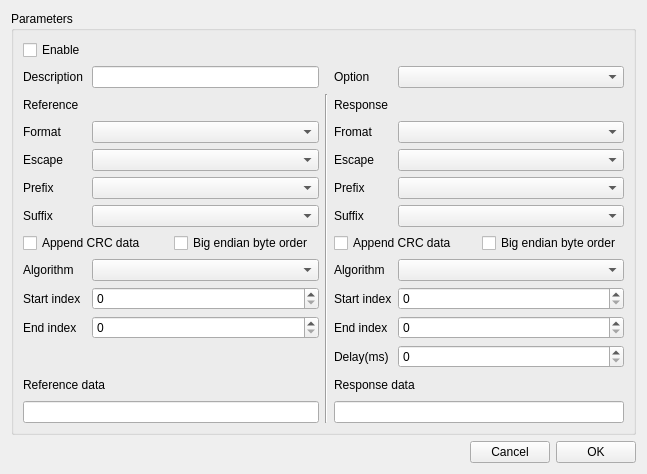
Qt form Source/Tools/ToolsUI/xToolsResponserToolUiEditor.ui (x-tools-author/x-tools) before a commit.
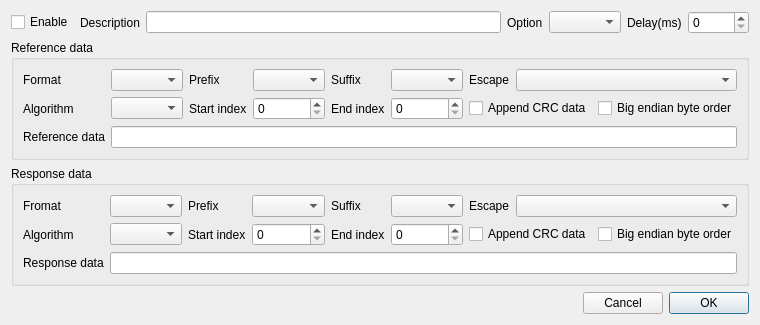
The same form after that commit. Custom widgets are drawn as their Qt base class.

```diff
--- a/Source/Tools/ToolsUI/xToolsResponserToolUiEditor.ui
+++ b/Source/Tools/ToolsUI/xToolsResponserToolUiEditor.ui
@@ -6,8 +6,8 @@
    <rect>
     <x>0</x>
     <y>0</y>
-    <width>647</width>
-    <height>474</height>
+    <width>674</width>
+    <height>282</height>
    </rect>
   </property>
   <property name="sizePolicy">
@@ -19,67 +19,161 @@
   <property name="windowTitle">
    <string notr="true">Form</string>
   </property>
-  <layout class="QGridLayout" name="gridLayout">
-   <item row="1" column="2">
-    <widget class="QPushButton" name="pushButtonOk">
-     <property name="text">
-      <string>OK</string>
-     </property>
-    </widget>
+  <layout class="QVBoxLayout" name="verticalLayout">
+   <item>
+    <layout class="QHBoxLayout" name="horizontalLayout">
+     <item>
+      <widget class="QCheckBox" name="checkBoxEnable">
+       <property name="text">
+        <string>Enable</string>
+       </property>
+      </widget>
+     </item>
+     <item>
+      <widget class="QLabel" name="label">
+       <property name="sizePolicy">
+        <sizepolicy hsizetype="Fixed" vsizetype="Preferred">
+         <horstretch>0</horstretch>
+         <verstretch>0</verstretch>
+        </sizepolicy>
+       </property>
+       <property name="text">
+        <string>Description</string>
+       </property>
+      </widget>
+     </item>
+     <item>
+      <widget class="QLineEdit" name="lineEditDescription">
+       <property name="sizePolicy">
+        <sizepolicy hsizetype="Expanding" vsizetype="Fixed">
+         <horstretch>0</horstretch>
+         <verstretch>0</verstretch>
+        </sizepolicy>
+       </property>
+      </widget>
+     </item>
+     <item>
+      <widget class="QLabel" name="label_2">
+       <property name="sizePolicy">
+        <sizepolicy hsizetype="Fixed" vsizetype="Preferred">
+         <horstretch>0</horstretch>
+         <verstretch>0</verstretch>
+        </sizepolicy>
+       </property>
+       <property name="text">
+        <string>Option</string>
+       </property>
+      </widget>
+     </item>
+     <item>
+      <widget class="xToolsResponseOptionComboBox" name="comboBoxOption"/>
+     </item>
+     <item>
+      <widget class="QLabel" name="label_21">
+       <property name="text">
+        <string>Delay(ms)</string>
+       </property>
+      </widget>
+     </item>
+     <item>
+      <widget class="QSpinBox" name="spinBoxResDelay">
+       <property name="maximum">
+        <number>10000</number>
+       </property>
+      </widget>
+     </item>
+    </layout>
    </item>
-   <item row="1" column="0">
-    <spacer name="horizontalSpacer">
-     <property name="orientation">
-      <enum>Qt::Horizontal</enum>
-     </property>
-     <property name="sizeHint" stdset="0">
-      <size>
-       <width>40</width>
-       <height>20</height>
-      </size>
-     </property>
-    </spacer>
-   </item>
-   <item row="1" column="1">
-    <widget class="QPushButton" name="pushButtonCancel">
-     <property name="text">
-      <string>Cancel</string>
-     </property>
-    </widget>
-   </item>
-   <item row="0" column="0" colspan="3">
+   <item>
     <widget class="QGroupBox" name="groupBox">
      <property name="title">
-      <string>Parameters</string>
+      <string>Reference data</string>
      </property>
-     <layout class="QGridLayout" name="gridLayout_2">
-      <item row="6" column="4">
-       <widget class="xToolsAffixesComboBox" name="comboBoxResSuffix"/>
-      </item>
-      <item row="1" column="0">
-       <widget class="QLabel" name="label">
-        <property name="sizePolicy">
-         <sizepolicy hsizetype="Fixed" vsizetype="Preferred">
-          <horstretch>0</horstretch>
-          <verstretch>0</verstretch>
-         </sizepolicy>
-        </property>
-        <property name="text">
-         <string>Description</string>
-        </property>
-       </widget>
-      </item>
+     <layout class="QGridLayout" name="gridLayout">
       <item row="0" column="0">
-       <widget class="QCheckBox" name="checkBoxEnable">
+       <widget class="QLabel" name="label_5">
+        <property name="sizePolicy">
+         <sizepolicy hsizetype="Preferred" vsizetype="Preferred">
+          <horstretch>0</horstretch>
+          <verstretch>0</verstretch>
+         </sizepolicy>
+        </property>
         <property name="text">
-         <string>Enable</string>
+         <string>Format</string>
         </property>
        </widget>
       </item>
-      <item row="9" column="0">
+      <item row="0" column="1">
+       <widget class="xToolsTextFormatComboBox" name="comboBoxRefFormat"/>
+      </item>
+      <item row="0" column="2">
+       <widget class="QLabel" name="label_9">
+        <property name="sizePolicy">
+         <sizepolicy hsizetype="Preferred" vsizetype="Preferred">
+          <horstretch>0</horstretch>
+          <verstretch>0</verstretch>
+         </sizepolicy>
+        </property>
+        <property name="text">
+         <string>Prefix</string>
+        </property>
+       </widget>
+      </item>
+      <item row="0" column="3">
+       <widget class="xToolsAffixesComboBox" name="comboBoxRefPrefix"/>
+      </item>
+      <item row="0" column="4">
+       <widget class="QLabel" name="label_10">
+        <property name="sizePolicy">
+         <sizepolicy hsizetype="Preferred" vsizetype="Preferred">
+          <horstretch>0</horstretch>
+          <verstretch>0</verstretch>
+         </sizepolicy>
+        </property>
+        <property name="text">
+         <string>Suffix</string>
+        </property>
+       </widget>
+      </item>
+      <item row="0" column="5">
+       <widget class="xToolsAffixesComboBox" name="comboBoxRefSuffix"/>
+      </item>
+      <item row="0" column="6">
+       <widget class="QLabel" name="label_7">
+        <property name="sizePolicy">
+         <sizepolicy hsizetype="Fixed" vsizetype="Preferred">
+          <horstretch>0</horstretch>
+          <verstretch>0</verstretch>
+         </sizepolicy>
+        </property>
+        <property name="text">
+         <string>Escape</string>
+        </property>
+       </widget>
+      </item>
+      <item row="0" column="7">
+       <widget class="xToolsEscapeCharacterComboBox" name="comboBoxRefEscape"/>
+      </item>
+      <item row="1" column="0">
+       <widget class="QLabel" name="label_13">
+        <property name="sizePolicy">
+         <sizepolicy hsizetype="Preferred" vsizetype="Preferred">
+          <horstretch>0</horstretch>
+          <verstretch>0</verstretch>
+         </sizepolicy>
+        </property>
+        <property name="text">
+         <string>Algorithm</string>
+        </property>
+       </widget>
+      </item>
+      <item row="1" column="1">
+       <widget class="xToolsCrcAlgorithmComboBox" name="comboBoxRefAlgorithm"/>
+      </item>
+      <item row="1" column="2">
        <widget class="QLabel" name="label_15">
         <property name="sizePolicy">
-         <sizepolicy hsizetype="Fixed" vsizetype="Preferred">
+         <sizepolicy hsizetype="Preferred" vsizetype="Preferred">
           <horstretch>0</horstretch>
           <verstretch>0</verstretch>
          </sizepolicy>
@@ -89,21 +183,35 @@
         </property>
        </widget>
       </item>
-      <item row="4" column="3">
-       <widget class="QLabel" name="label_8">
+      <item row="1" column="3">
+       <widget class="QSpinBox" name="spinBoxRefStart">
+        <property name="maximum">
+         <number>1024</number>
+        </property>
+       </widget>
+      </item>
+      <item row="1" column="4">
+       <widget class="QLabel" name="label_16">
         <property name="sizePolicy">
-         <sizepolicy hsizetype="Fixed" vsizetype="Preferred">
+         <sizepolicy hsizetype="Preferred" vsizetype="Preferred">
           <horstretch>0</horstretch>
           <verstretch>0</verstretch>
          </sizepolicy>
         </property>
         <property name="text">
-         <string>Escape</string>
+         <string>End index</string>
         </property>
        </widget>
       </item>
-      <item row="7" column="0" colspan="2">
-       <layout class="QHBoxLayout" name="horizontalLayout">
+      <item row="1" column="5">
+       <widget class="QSpinBox" name="spinBoxRefEnd">
+        <property name="maximum">
+         <number>1024</number>
+        </property>
+       </widget>
+      </item>
+      <item row="1" column="6" colspan="2">
+       <layout class="QHBoxLayout" name="horizontalLayout_8">
         <item>
          <widget class="QCheckBox" name="checkBoxRefCrcEnable">
           <property name="text">
@@ -120,84 +228,58 @@
         </item>
        </layout>
       </item>
-      <item row="10" column="3">
-       <widget class="QLabel" name="label_18">
-        <property name="sizePolicy">
-         <sizepolicy hsizetype="Fixed" vsizetype="Preferred">
-          <horstretch>0</horstretch>
-          <verstretch>0</verstretch>
-         </sizepolicy>
-        </property>
-        <property name="text">
-         <string>End index</string>
-        </property>
-       </widget>
-      </item>
-      <item row="3" column="3">
-       <widget class="QLabel" name="label_6">
-        <property name="sizePolicy">
-         <sizepolicy hsizetype="Fixed" vsizetype="Preferred">
-          <horstretch>0</horstretch>
-          <verstretch>0</verstretch>
-         </sizepolicy>
-        </property>
-        <property name="text">
-         <string>Fromat</string>
-        </property>
-       </widget>
-      </item>
-      <item row="12" column="0" colspan="2">
+      <item row="2" column="0">
        <widget class="QLabel" name="label_19">
         <property name="text">
          <string>Reference data</string>
         </property>
        </widget>
       </item>
-      <item row="3" column="1">
-       <widget class="xToolsTextFormatComboBox" name="comboBoxRefFormat"/>
-      </item>
-      <item row="3" column="0">
-       <widget class="QLabel" name="label_5">
-        <property name="sizePolicy">
-         <sizepolicy hsizetype="Fixed" vsizetype="Preferred">
-          <horstretch>0</horstretch>
-          <verstretch>0</verstretch>
-         </sizepolicy>
-        </property>
-        <property name="text">
-         <string>Format</string>
-        </property>
-       </widget>
-      </item>
-      <item row="10" column="0">
-       <widget class="QLabel" name="label_16">
-        <property name="sizePolicy">
-         <sizepolicy hsizetype="Fixed" vsizetype="Preferred">
-          <horstretch>0</horstretch>
-          <verstretch>0</verstretch>
-         </sizepolicy>
-        </property>
-        <property name="text">
-         <string>End index</string>
-        </property>
-       </widget>
-      </item>
-      <item row="13" column="0" colspan="2">
+      <item row="2" column="1" colspan="7">
        <widget class="QLineEdit" name="lineEditRefData"/>
       </item>
-      <item row="8" column="4">
-       <widget class="xToolsCrcAlgorithmComboBox" name="comboBoxResAlgorithm"/>
+     </layout>
+    </widget>
+   </item>
+   <item>
+    <widget class="QGroupBox" name="groupBox_2">
+     <property name="title">
+      <string>Response data</string>
+     </property>
+     <layout class="QGridLayout" name="gridLayout_2">
+      <item row="0" column="0">
+       <widget class="QLabel" name="label_6">
+        <property name="sizePolicy">
+         <sizepolicy hsizetype="Fixed" vsizetype="Preferred">
+          <horstretch>0</horstretch>
+          <verstretch>0</verstretch>
+         </sizepolicy>
+        </property>
+        <property name="text">
+         <string>Fromat</string>
+        </property>
+       </widget>
       </item>
-      <item row="5" column="4">
+      <item row="0" column="1">
+       <widget class="xToolsTextFormatComboBox" name="comboBoxResFormat"/>
+      </item>
+      <item row="0" column="2">
+       <widget class="QLabel" name="label_11">
+        <property name="sizePolicy">
+         <sizepolicy hsizetype="Fixed" vsizetype="Preferred">
+          <horstretch>0</horstretch>
+          <verstretch>0</verstretch>
+         </sizepolicy>
+        </property>
+        <property name="text">
+         <string>Prefix</string>
+        </property>
+       </widget>
+      </item>
+      <item row="0" column="3">
        <widget class="xToolsAffixesComboBox" name="comboBoxResPrefix"/>
       </item>
-      <item row="13" column="3" colspan="2">
-       <widget class="QLineEdit" name="lineEditResData"/>
-      </item>
-      <item row="1" column="4">
-       <widget class="xToolsResponseOptionComboBox" name="comboBoxOption"/>
-      </item>
-      <item row="6" column="3">
+      <item row="0" column="4">
        <widget class="QLabel" name="label_12">
         <property name="sizePolicy">
          <sizepolicy hsizetype="Fixed" vsizetype="Preferred">
@@ -210,7 +292,33 @@
         </property>
        </widget>
       </item>
-      <item row="8" column="3">
+      <item row="0" column="5">
+       <widget class="xToolsAffixesComboBox" name="comboBoxResSuffix"/>
+      </item>
+      <item row="0" column="6">
+       <widget class="QLabel" name="label_8">
+        <property name="sizePolicy">
+         <sizepolicy hsizetype="Fixed" vsizetype="Preferred">
+          <horstretch>0</horstretch>
+          <verstretch>0</verstretch>
+         </sizepolicy>
+        </property>
+        <property name="text">
+         <string>Escape</string>
+        </property>
+       </widget>
+      </item>
+      <item row="0" column="7">
+       <widget class="xToolsEscapeCharacterComboBox" name="comboBoxResEscape">
+        <property name="sizePolicy">
+         <sizepolicy hsizetype="Preferred" vsizetype="Fixed">
+          <horstretch>0</horstretch>
+          <verstretch>0</verstretch>
+         </sizepolicy>
+        </property>
+       </widget>
+      </item>
+      <item row="1" column="0">
        <widget class="QLabel" name="label_14">
         <property name="sizePolicy">
          <sizepolicy hsizetype="Fixed" vsizetype="Preferred">
@@ -223,161 +331,10 @@
         </property>
        </widget>
       </item>
-      <item row="3" column="4">
-       <widget class="xToolsTextFormatComboBox" name="comboBoxResFormat"/>
+      <item row="1" column="1">
+       <widget class="xToolsCrcAlgorithmComboBox" name="comboBoxResAlgorithm"/>
       </item>
-      <item row="10" column="4">
-       <widget class="QSpinBox" name="spinBoxResEnd">
-        <property name="maximum">
-         <number>1024</number>
-        </property>
-       </widget>
-      </item>
-      <item row="6" column="1">
-       <widget class="xToolsAffixesComboBox" name="comboBoxRefSuffix"/>
-      </item>
-      <item row="8" column="0">
-       <widget class="QLabel" name="label_13">
-        <property name="sizePolicy">
-         <sizepolicy hsizetype="Fixed" vsizetype="Preferred">
-          <horstretch>0</horstretch>
-          <verstretch>0</verstretch>
-         </sizepolicy>
-        </property>
-        <property name="text">
-         <string>Algorithm</string>
-        </property>
-       </widget>
-      </item>
-      <item row="9" column="4">
-       <widget class="QSpinBox" name="spinBoxResStart">
-        <property name="maximum">
-         <number>1024</number>
-        </property>
-       </widget>
-      </item>
-      <item row="5" column="3">
-       <widget class="QLabel" name="label_11">
-        <property name="sizePolicy">
-         <sizepolicy hsizetype="Fixed" vsizetype="Preferred">
-          <horstretch>0</horstretch>
-          <verstretch>0</verstretch>
-         </sizepolicy>
-        </property>
-        <property name="text">
-         <string>Prefix</string>
-        </property>
-       </widget>
-      </item>
-      <item row="9" column="1">
-       <widget class="QSpinBox" name="spinBoxRefStart">
-        <property name="maximum">
-         <number>1024</number>
-        </property>
-       </widget>
-      </item>
-      <item row="2" column="3" colspan="2">
-       <widget class="QLabel" name="label_4">
-        <property name="sizePolicy">
-         <sizepolicy hsizetype="Fixed" vsizetype="Preferred">
-          <horstretch>0</horstretch>
-          <verstretch>0</verstretch>
-         </sizepolicy>
-        </property>
-        <property name="text">
-         <string>Response</string>
-        </property>
-       </widget>
-      </item>
-      <item row="5" column="1">
-       <widget class="xToolsAffixesComboBox" name="comboBoxRefPrefix"/>
-      </item>
-      <item row="8" column="1">
-       <widget class="xToolsCrcAlgorithmComboBox" name="comboBoxRefAlgorithm"/>
-      </item>
-      <item row="4" column="0">
-       <widget class="QLabel" name="label_7">
-        <property name="sizePolicy">
-         <sizepolicy hsizetype="Fixed" vsizetype="Preferred">
-          <horstretch>0</horstretch>
-          <verstretch>0</verstretch>
-         </sizepolicy>
-        </property>
-        <property name="text">
-         <string>Escape</string>
-        </property>
-       </widget>
-      </item>
-      <item row="2" column="0" colspan="2">
-       <widget class="QLabel" name="label_3">
-        <property name="sizePolicy">
-         <sizepolicy hsizetype="Fixed" vsizetype="Preferred">
-          <horstretch>0</horstretch>
-          <verstretch>0</verstretch>
-         </sizepolicy>
-        </property>
-        <property name="text">
-         <string>Reference</string>
-        </property>
-       </widget>
-      </item>
-      <item row="6" column="0">
-       <widget class="QLabel" name="label_10">
-        <property name="sizePolicy">
-         <sizepolicy hsizetype="Fixed" vsizetype="Preferred">
-          <horstretch>0</horstretch>
-          <verstretch>0</verstretch>
-         </sizepolicy>
-        </property>
-        <property name="text">
-         <string>Suffix</string>
-        </property>
-       </widget>
-      </item>
-      <item row="1" column="3">
-       <widget class="QLabel" name="label_2">
-        <property name="sizePolicy">
-         <sizepolicy hsizetype="Fixed" vsizetype="Preferred">
-          <horstretch>0</horstretch>
-          <verstretch>0</verstretch>
-         </sizepolicy>
-        </property>
-        <property name="text">
-         <string>Option</string>
-        </property>
-       </widget>
-      </item>
-      <item row="4" column="4">
-       <widget class="xToolsEscapeCharacterComboBox" name="comboBoxResEscape"/>
-      </item>
-      <item row="5" column="0">
-       <widget class="QLabel" name="label_9">
-        <property name="sizePolicy">
-         <sizepolicy hsizetype="Fixed" vsizetype="Preferred">
-          <horstretch>0</horstretch>
-          <verstretch>0</verstretch>
-         </sizepolicy>
-        </property>
-        <property name="text">
-         <string>Prefix</string>
-        </property>
-       </widget>
-      </item>
-      <item row="12" column="3" colspan="2">
-       <widget class="QLabel" name="label_20">
-        <property name="text">
-         <string>Response data</string>
-        </property>
-       </widget>
-      </item>
-      <item row="10" column="1">
-       <widget class="QSpinBox" name="spinBoxRefEnd">
-        <property name="maximum">
-         <number>1024</number>
-        </property>
-       </widget>
-      </item>
-      <item row="9" column="3">
+      <item row="1" column="2">
        <widget class="QLabel" name="label_17">
         <property name="sizePolicy">
          <sizepolicy hsizetype="Fixed" vsizetype="Preferred">
@@ -390,28 +347,35 @@
         </property>
        </widget>
       </item>
-      <item row="2" column="2" rowspan="12">
-       <widget class="Line" name="line">
-        <property name="orientation">
-         <enum>Qt::Vertical</enum>
+      <item row="1" column="3">
+       <widget class="QSpinBox" name="spinBoxResStart">
+        <property name="maximum">
+         <number>1024</number>
         </property>
        </widget>
       </item>
-      <item row="4" column="1">
-       <widget class="xToolsTextFormatComboBox" name="comboBoxRefEscape"/>
-      </item>
-      <item row="1" column="1">
-       <widget class="QLineEdit" name="lineEditDescription">
+      <item row="1" column="4">
+       <widget class="QLabel" name="label_18">
         <property name="sizePolicy">
-         <sizepolicy hsizetype="Preferred" vsizetype="Fixed">
+         <sizepolicy hsizetype="Fixed" vsizetype="Preferred">
           <horstretch>0</horstretch>
           <verstretch>0</verstretch>
          </sizepolicy>
         </property>
+        <property name="text">
+         <string>End index</string>
+        </property>
        </widget>
       </item>
-      <item row="7" column="3" colspan="2">
-       <layout class="QHBoxLayout" name="horizontalLayout_2">
+      <item row="1" column="5">
+       <widget class="QSpinBox" name="spinBoxResEnd">
+        <property name="maximum">
+         <number>1024</number>
+        </property>
+       </widget>
+      </item>
+      <item row="1" column="6" colspan="2">
+       <layout class="QHBoxLayout" name="horizontalLayout_6">
         <item>
          <widget class="QCheckBox" name="checkBoxResCrcEnable">
           <property name="text">
@@ -428,36 +392,66 @@
         </item>
        </layout>
       </item>
-      <item row="11" column="3">
-       <widget class="QLabel" name="label_21">
+      <item row="2" column="0">
+       <widget class="QLabel" name="label_20">
         <property name="text">
-         <string>Delay(ms)</string>
+         <string>Response data</string>
         </property>
        </widget>
       </item>
-      <item row="11" column="4">
-       <widget class="QSpinBox" name="spinBoxResDelay">
-        <property name="maximum">
-         <number>10000</number>
-        </property>
-       </widget>
+      <item row="2" column="1" colspan="7">
+       <widget class="QLineEdit" name="lineEditResData"/>
       </item>
      </layout>
     </widget>
    </item>
+   <item>
+    <layout class="QHBoxLayout" name="horizontalLayout_3">
+     <item>
+      <spacer name="horizontalSpacer">
+       <property name="orientation">
+        <enum>Qt::Orientation::Horizontal</enum>
+       </property>
+       <property name="sizeHint" stdset="0">
+        <size>
+         <width>40</width>
+         <height>20</height>
+        </size>
+       </property>
+      </spacer>
+     </item>
+     <item>
+      <widget class="QPushButton" name="pushButtonCancel">
+       <property name="text">
+        <string>Cancel</string>
+       </property>
+      </widget>
+     </item>
+     <item>
+      <widget class="QPushButton" name="pushButtonOk">
+       <property name="text">
+        <string>OK</string>
+       </property>
+       <property name="default">
+        <bool>true</bool>
+       </property>
+      </widget>
+     </item>
+    </layout>
+   </item>
   </layout>
  </widget>
  <customwidgets>
-  <customwidget>
-   <class>xToolsEscapeCharacterComboBox</class>
-   <extends>QComboBox</extends>
-   <header location="global">xToolsEscapeCharacterComboBox.h</header>
-  </customwidget>
   <customwidget>
    <class>xToolsTextFormatComboBox</class>
    <extends>QComboBox</extends>
    <header location="global">xToolsTextFormatComboBox.h</header>
   </customwidget>
+  <customwidget>
+   <class>xToolsEscapeCharacterComboBox</class>
+   <extends>QComboBox</extends>
+   <header location="global">xToolsEscapeCharacterComboBox.h</header>
+  </customwidget>
   <customwidget>
    <class>xToolsAffixesComboBox</class>
    <extends>QComboBox</extends>
```
